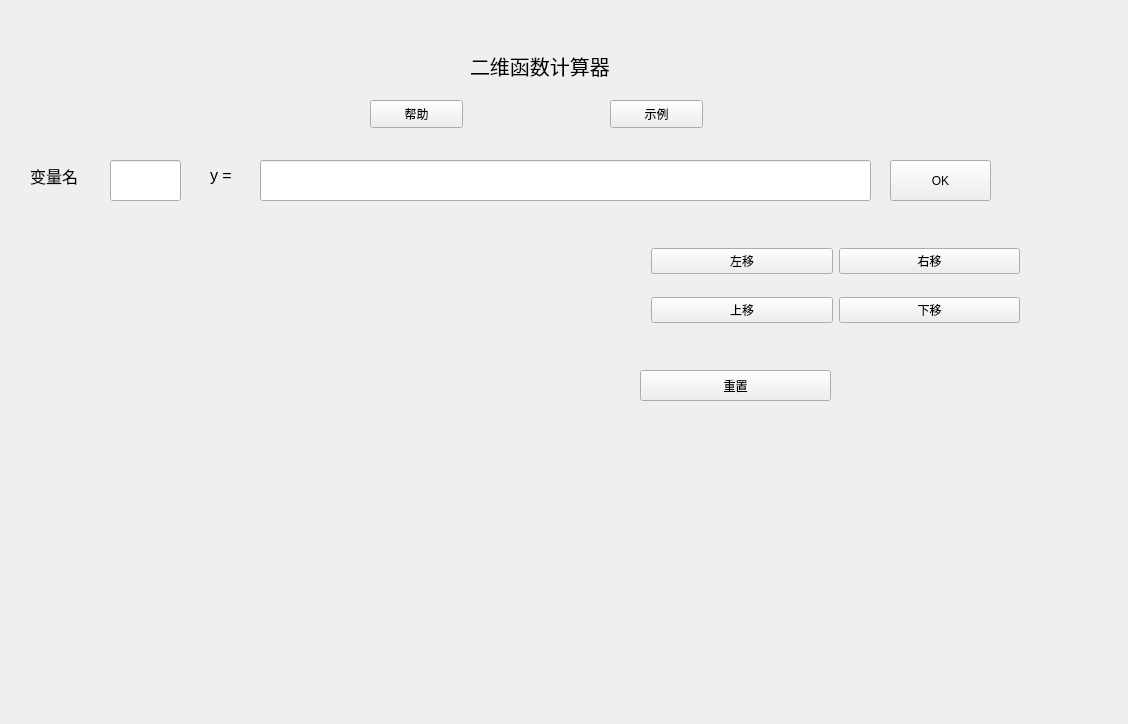
Qt form caculator(with qt gui)/caculator(with qt gui)/QT_OpenGL.ui (AhaLims/calculator) before a commit.
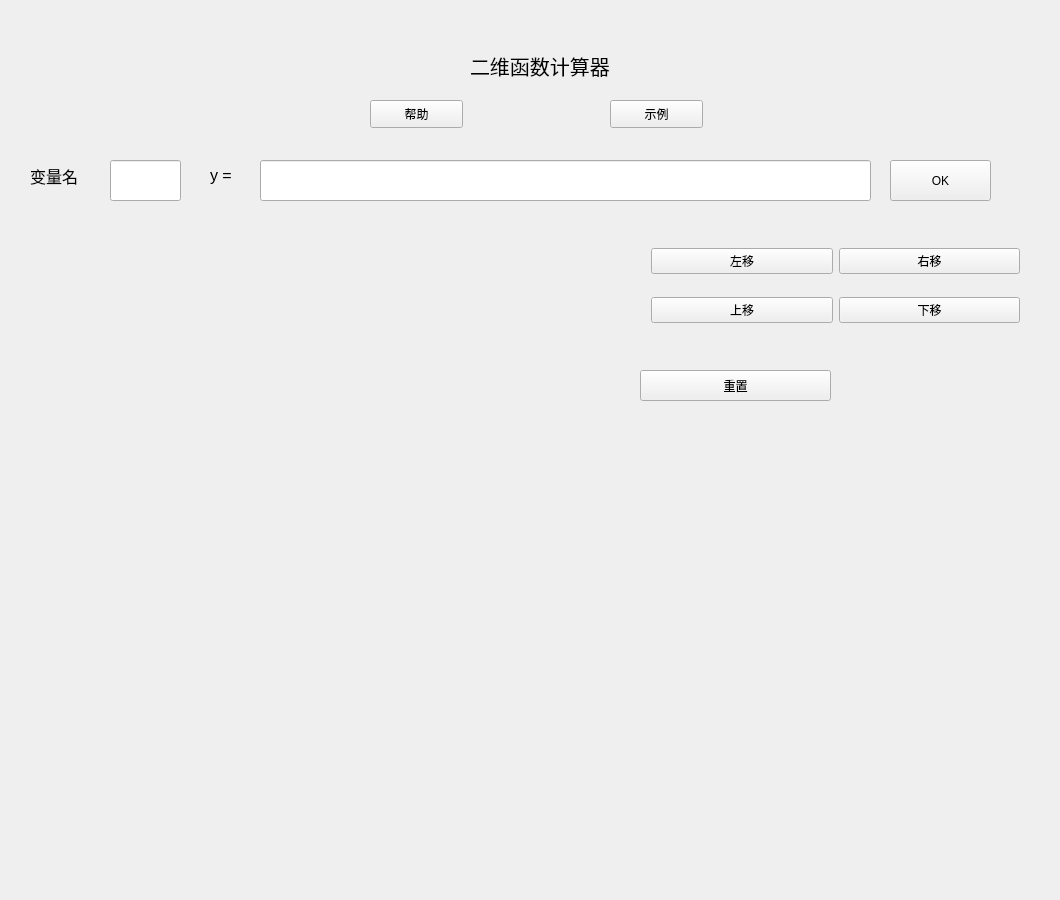
The same form after that commit. Icons and pictures are not drawn.

What changed in the file:
```diff
--- a/caculator(with qt gui)/caculator(with qt gui)/QT_OpenGL.ui
+++ b/caculator(with qt gui)/caculator(with qt gui)/QT_OpenGL.ui
@@ -6,8 +6,8 @@
    <rect>
     <x>0</x>
     <y>0</y>
-    <width>1128</width>
-    <height>724</height>
+    <width>1060</width>
+    <height>900</height>
    </rect>
   </property>
   <property name="windowTitle">
```
Left out of the diff: 3 changed lines with no effect on the pictures.
